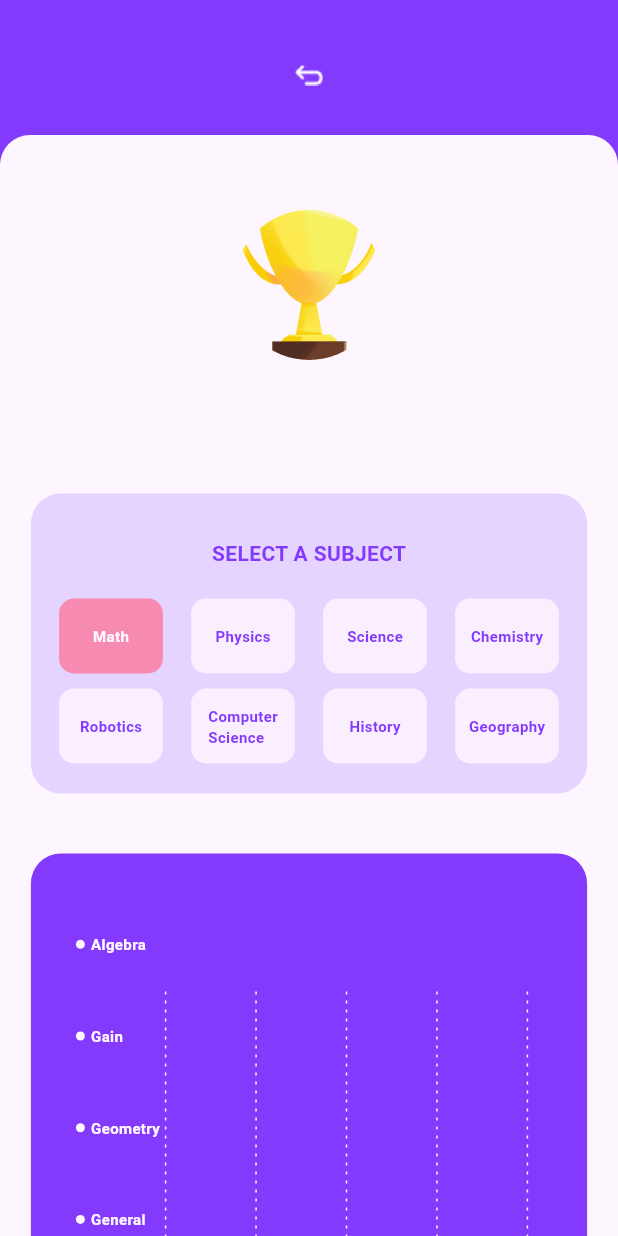
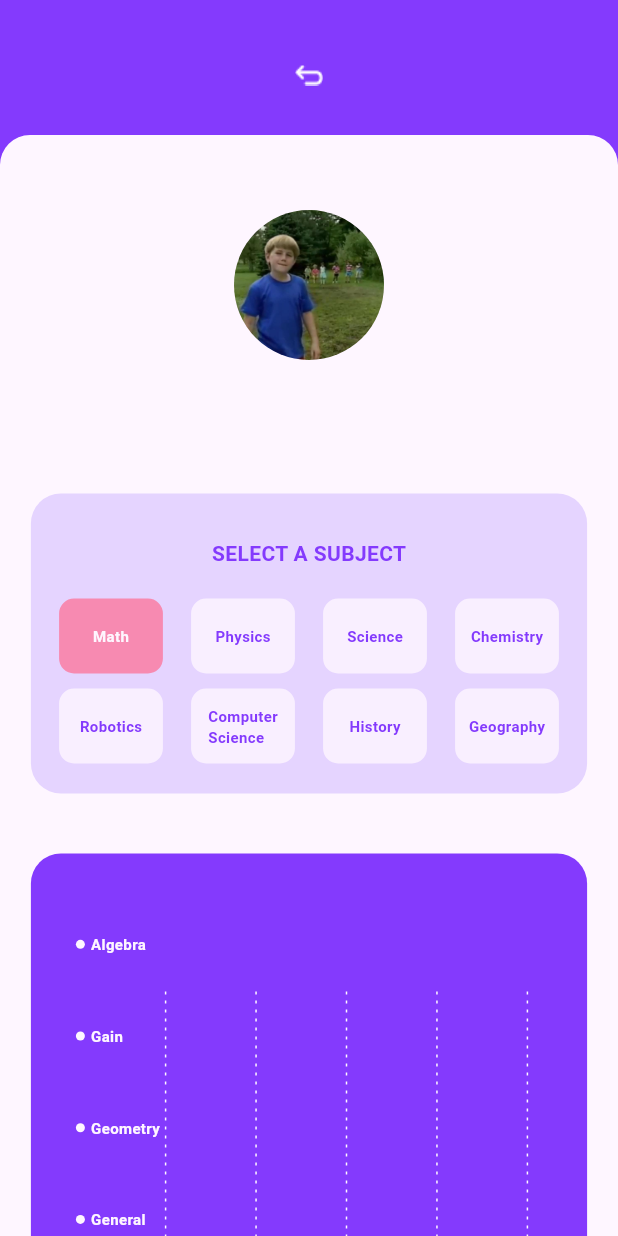
Before and after one commit to Aminebht/Solution-Challenge, a Flutter app: the Stats screen opened directly with empty values, on a phone screen of 412 x 824 dp. Run offline on Flutter 3.47's test engine with Material 3 defaults, Android fonts, the phone set to English and light mode, and no system bars; our stand-ins replace dio, firebase_auth, firebase_core, firebase_database, firebase_storage, hive and 3 more; missing offline and left inert: simple_fontellico_progress_dialog; accounts and stored records are empty.

Commit message:
nader mayhebch ezin

```diff
--- a/app_0/lib/Profile.dart
+++ b/app_0/lib/Profile.dart
@@ -10,6 +10,7 @@ import 'package:flutter/material.dart';
 import 'package:hive/hive.dart';
 import 'package:image_picker/image_picker.dart';
 import 'package:firebase_storage/firebase_storage.dart';
+import 'package:image_picker/image_picker.dart';
 
 class Profile extends StatefulWidget {
   @override
--- a/app_0/lib/Stats.dart
+++ b/app_0/lib/Stats.dart
@@ -197,7 +197,7 @@ class _StatsState extends State<Stats> {
                         child: const CircleAvatar(
                           radius: 50,
                           backgroundColor: Color(0xFFFEF6FF),
-                          backgroundImage: AssetImage('images/cup.png'),
+                          backgroundImage: AssetImage('images/sss.png'),
                         ),
                       ),
                       Column(
--- a/app_0/pubspec.yaml
+++ b/app_0/pubspec.yaml
@@ -114,6 +114,7 @@ flutter:
     - images/good.png
     - images/not_bad.png
     - images/set.png
+    - images/sss.png
 
   # An image asset can refer to one or more resolution-specific "variants", see
   # https://flutter.dev/assets-and-images/#resolution-aware
```
Also changed, not shown: app_0/images/sss.png (added).
